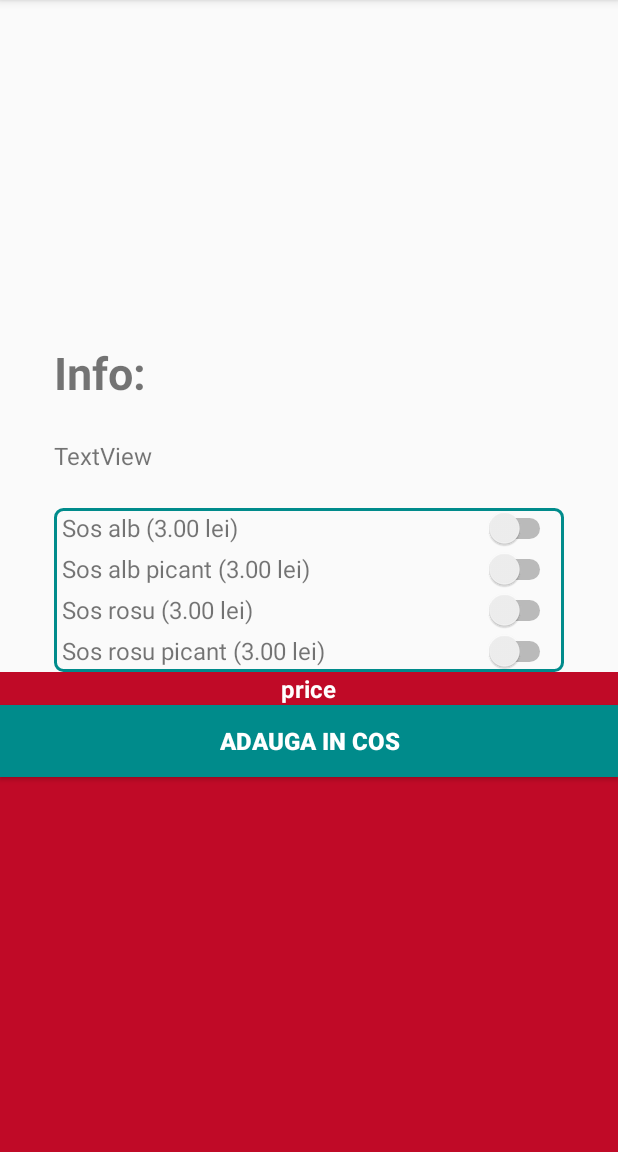
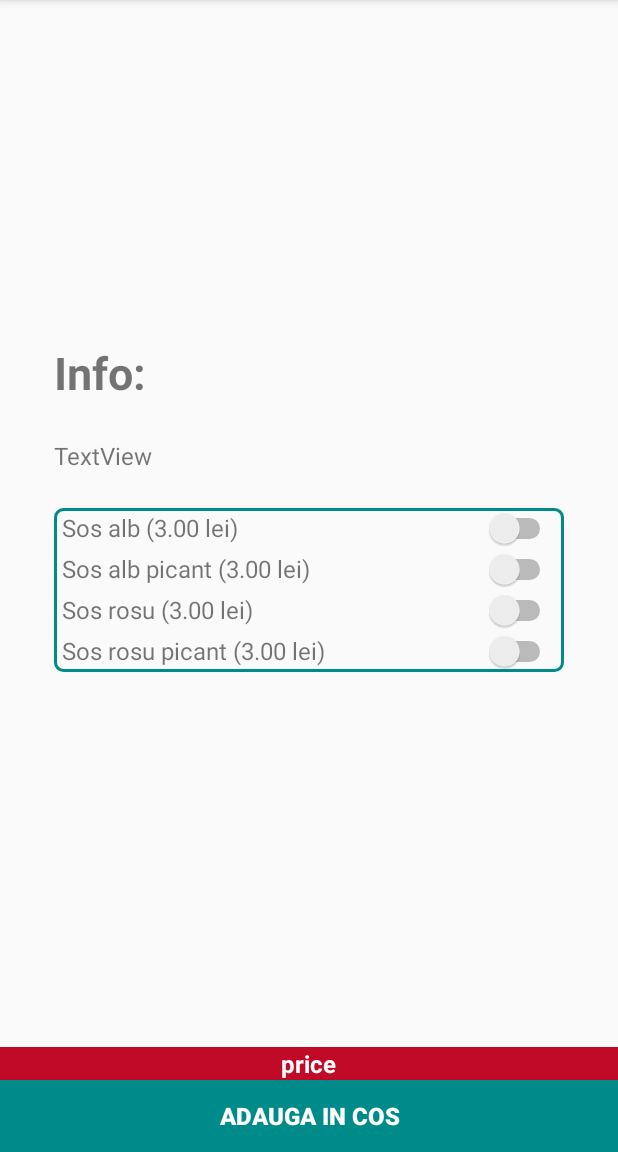
Before and after one commit to AndyRadulescu/android_pizza, an Android app: the MenuPizzaActivity screen opened directly, with no data from a screen before it, on a phone screen of 412 x 824 dp, the part 84-1236 px from its top. Run offline under Robolectric (Android 15) with nearby library versions, the phone set to English and light mode, and no system bars.

```diff
--- a/app/src/main/java/com/example/andy/vatradepizza/menuFragments/PizzaFragment.java
+++ b/app/src/main/java/com/example/andy/vatradepizza/menuFragments/PizzaFragment.java
@@ -51,7 +51,6 @@ public class PizzaFragment extends Fragment {
             TextView pizzaName = (TextView) aux.getChildAt(0);
             TextView pizzaDescription = (TextView) aux.getChildAt(1);
             item.setOnClickListener(v -> {
-//                Perform action on click
                 Toast.makeText(getContext(), imageId + pizzaName.getText().toString() + pizzaDescription.getText().toString(), Toast.LENGTH_SHORT).show();
                 Intent intent = new Intent(getActivity(), MenuPizzaActivity.class);
                 intent.putExtra("resId", imageId);
--- a/app/src/main/res/layout/content_menu_pizza.xml
+++ b/app/src/main/res/layout/content_menu_pizza.xml
@@ -1,14 +1,14 @@
 <?xml version="1.0" encoding="utf-8"?>
-<RelativeLayout xmlns:android="http://schemas.android.com/apk/res/android"
+<android.support.constraint.ConstraintLayout xmlns:android="http://schemas.android.com/apk/res/android"
     xmlns:app="http://schemas.android.com/apk/res-auto"
     xmlns:tools="http://schemas.android.com/tools"
     android:layout_width="match_parent"
     android:layout_height="match_parent"
+    android:gravity="center"
     android:orientation="vertical"
     app:layout_behavior="@string/appbar_scrolling_view_behavior"
     tools:context=".MenuPizzaActivity"
     tools:showIn="@layout/activity_menu_pizza">
-
 
     <ScrollView
         android:id="@+id/pizza_menu_info"
@@ -18,8 +18,6 @@
         <LinearLayout
             android:layout_width="match_parent"
             android:layout_height="wrap_content"
-            android:layout_marginStart="36dp"
-            android:layout_marginEnd="36dp"
             android:orientation="vertical">
 
             <ImageView
@@ -33,6 +31,8 @@
                 android:id="@+id/pizza_name"
                 android:layout_width="wrap_content"
                 android:layout_height="wrap_content"
+                android:layout_marginStart="36dp"
+                android:layout_marginEnd="36dp"
                 android:layout_marginTop="8dp"
                 android:text="Info:"
                 android:textSize="30sp"
@@ -42,6 +42,8 @@
                 android:id="@+id/pizza_description"
                 android:layout_width="match_parent"
                 android:layout_height="wrap_content"
+                android:layout_marginStart="36dp"
+                android:layout_marginEnd="36dp"
                 android:layout_marginTop="24dp"
                 android:text="TextView"
                 android:textSize="16dp" />
@@ -50,7 +52,9 @@
                 android:layout_width="match_parent"
                 android:layout_height="wrap_content"
                 android:layout_marginTop="24dp"
-                android:background="@drawable/border"
+                android:layout_marginStart="36dp"
+                android:layout_marginEnd="36dp"
+                android:background="@drawable/table_border"
                 android:paddingStart="5dp"
                 android:paddingEnd="5dp">
 
@@ -122,13 +126,13 @@
 
     <LinearLayout
         android:layout_width="match_parent"
-        android:layout_height="100dp"
+        android:layout_height="wrap_content"
         android:layout_below="@+id/pizza_menu_info"
-        android:layout_alignParentStart="true"
-        android:layout_alignParentEnd="true"
         android:layout_alignParentBottom="true"
         android:background="@color/colorPrimary"
-        android:orientation="vertical">
+        android:orientation="vertical"
+        app:layout_constraintBottom_toBottomOf="parent"
+        app:layout_constraintStart_toStartOf="parent">
 
         <TextView
             android:layout_width="wrap_content"
@@ -149,4 +153,4 @@
             android:textSize="16sp"
             android:textStyle="bold" />
     </LinearLayout>
-</RelativeLayout>
+</android.support.constraint.ConstraintLayout>
```
Also changed, not shown: app/src/main/res/drawable/table_border.xml (renamed from app/src/main/res/drawable/border.xml).
